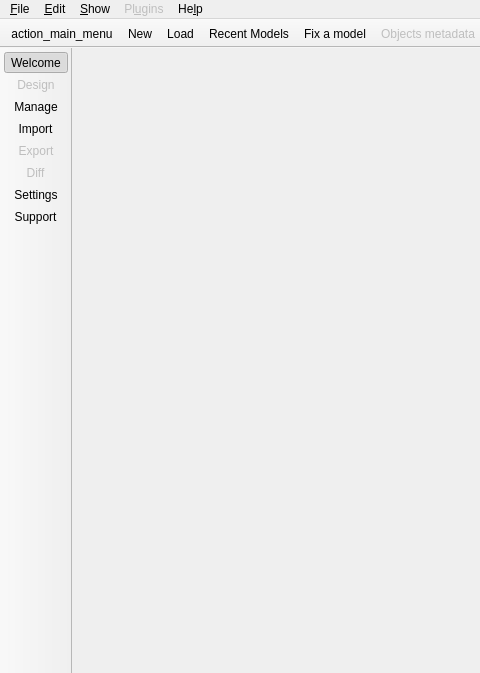
Above: libpgmodeler_ui/ui/mainwindow.ui from pgmodeler/pgmodeler before the change; both pictures show x 0 to 480 and y 0 to 673 of the 1068 by 673 pixel window. Below: the same form after it.
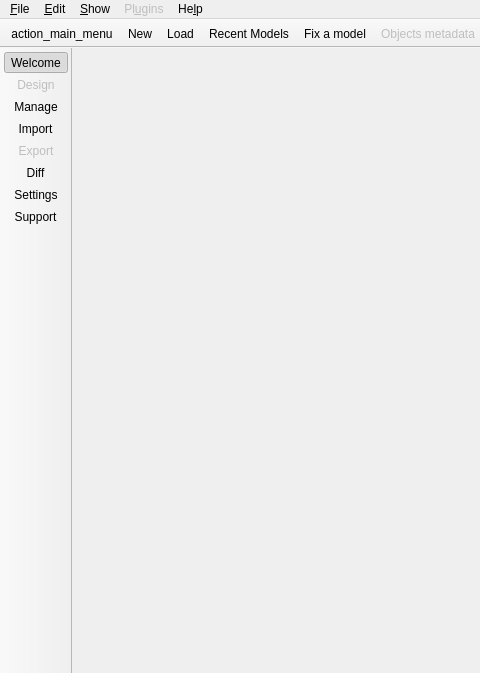
That is the form after the change. Icons and pictures are not drawn.

Diff of the .ui file:
```diff
--- a/libpgmodeler_ui/ui/mainwindow.ui
+++ b/libpgmodeler_ui/ui/mainwindow.ui
@@ -1381,7 +1381,7 @@
   </action>
   <action name="action_diff">
    <property name="enabled">
-    <bool>false</bool>
+    <bool>true</bool>
    </property>
    <property name="icon">
     <iconset resource="../res/resources.qrc">
```
Left out of the diff: 2 changed lines with no effect on the pictures.
